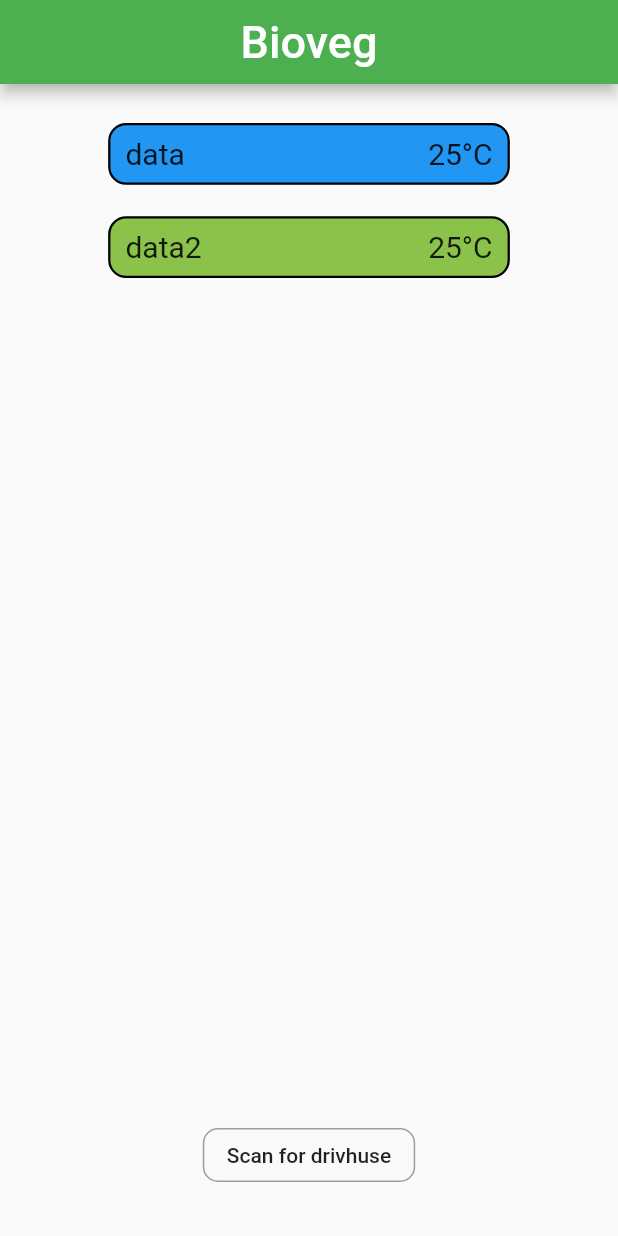
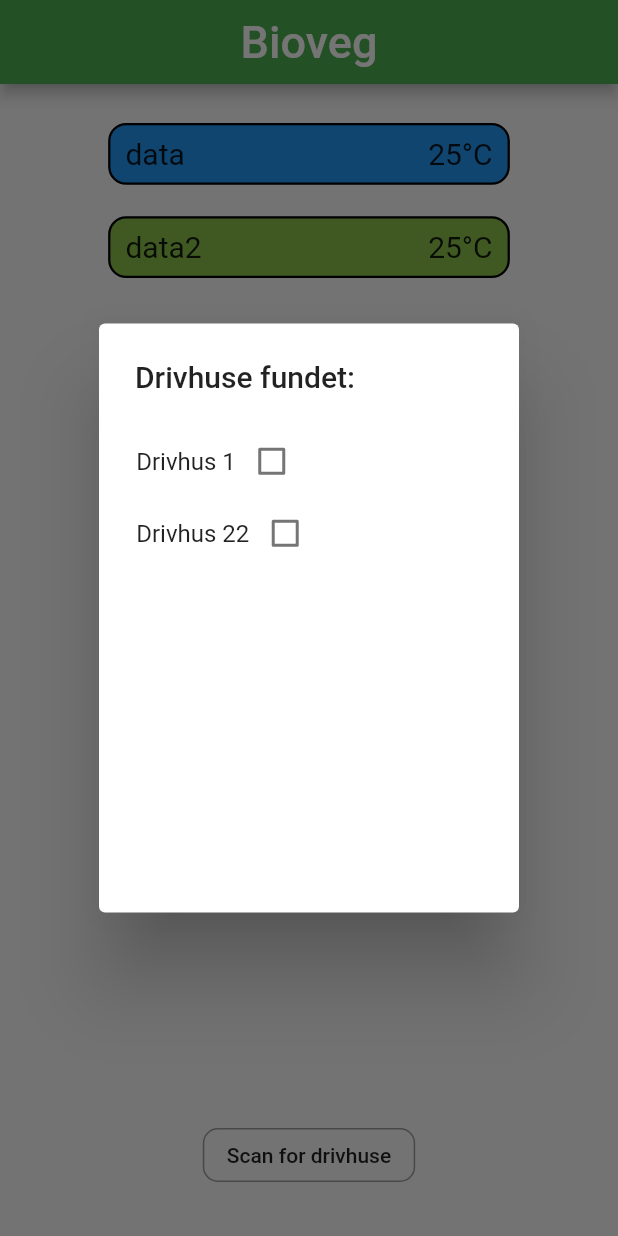
Before and after one commit to H5-BioVeg/BioVeg_App, a Flutter app: the screen it shows after launch, after a tap on "Scan for drivhuse", on a phone screen of 412 x 824 dp. Run offline on Flutter 3.47's test engine with Material 2 defaults, Android fonts, the phone set to English and light mode, and no system bars; our stand-ins replace firebase_core, firebase_messaging, syncfusion_flutter_sliders; missing offline and left inert: ping_discover_network_forked; accounts and stored records are empty.

Commit message:
Added scanning
popup dialouge for scanning greenhouses is added along with code to scan network for devices

```diff
--- a/lib/screens/HomeScreen.dart
+++ b/lib/screens/HomeScreen.dart
@@ -1,4 +1,5 @@
 import 'package:bio_veg/screens/GreenHouseScreen.dart';
+import 'package:bio_veg/widgets/GhScanList.dart';
 import 'package:flutter/material.dart';
 
 class HomeScreen extends StatefulWidget {
@@ -105,7 +106,11 @@ class _HomeScreenState extends State<HomeScreen> {
                   ),
                   child: const Text("Scan for drivhuse"),
                   onPressed: () {
-                    //SCAN NETWORK METHOD
+                    showDialog(
+                      context: context,
+                      builder: (BuildContext context){
+                        return GhScanList();
+                      });
                   },
                 ),
               ),
--- /dev/null
+++ b/lib/widgets/GhScanList.dart
@@ -0,0 +1,44 @@
+import 'package:flutter/material.dart';
+import 'package:flutter/widgets.dart';
+
+class GhScanList extends StatefulWidget {
+
+  // GhScanList(List<String> ips) {
+  //   ipList = ips;
+  // }
+  late List<String> ipList = ["Drivhus 1", "Drivhus 22"];
+  bool isChecked = false;
+  @override
+  State<GhScanList> createState() => _GhScanListState();
+
+}
+
+class _GhScanListState extends State<GhScanList> {
+  @override
+  Widget build(BuildContext context) {
+    return AlertDialog(
+      title: Text("Drivhuse fundet:"),
+      content: Padding(
+        padding: EdgeInsets.all(0.8),
+        child: Container(
+          height: 300,
+          child: Column(children: [
+            for(var item in widget.ipList )
+                Row(
+                  children: [
+                    Text(item),
+                    Checkbox(value: widget.isChecked,
+                onChanged: (bool? value) {
+                  setState(() {
+                    widget.isChecked = value!;
+                  });
+                })
+                  ],
+                ),
+              ],
+            ),
+        )
+        ),
+      );
+  }
+}
--- a/pubspec.yaml
+++ b/pubspec.yaml
@@ -39,6 +39,7 @@ dependencies:
   syncfusion_flutter_sliders: ^20.4.53
   firebase_core: ^2.7.1
   firebase_messaging: ^14.2.6
+  ping_discover_network_forked: ^0.0.1
 
 dev_dependencies:
   flutter_test:
```
Also changed, not shown: lib/ArduinoConnector.dart (added, +20 -0 lines), pubspec.lock, 3 other files.
